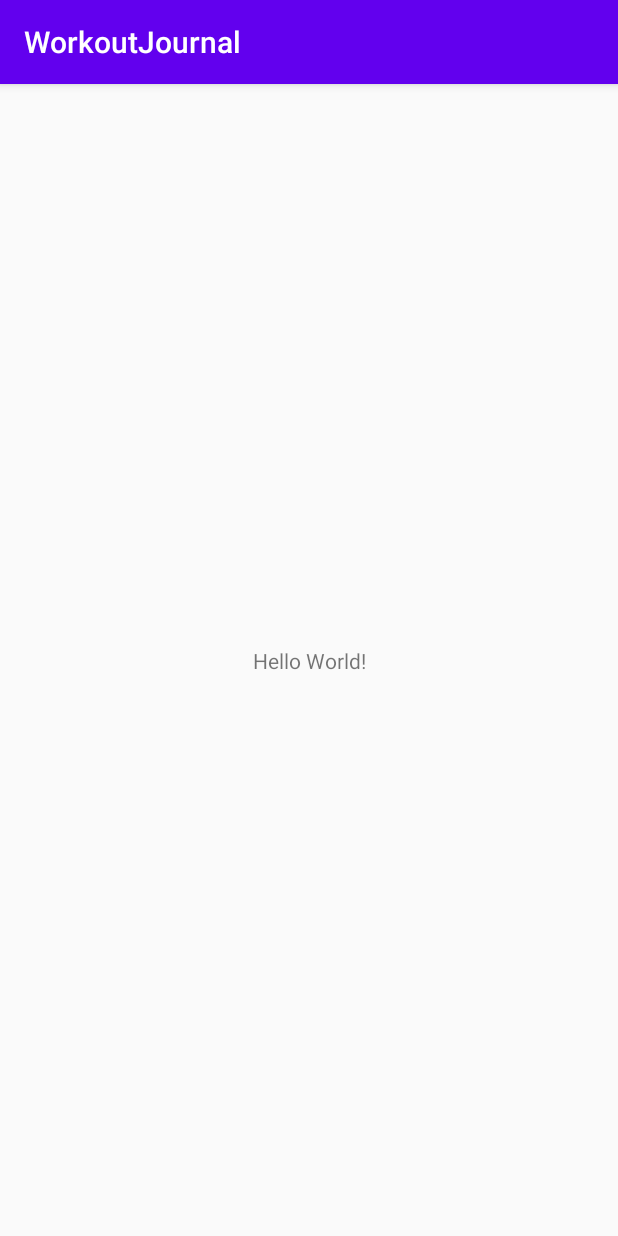
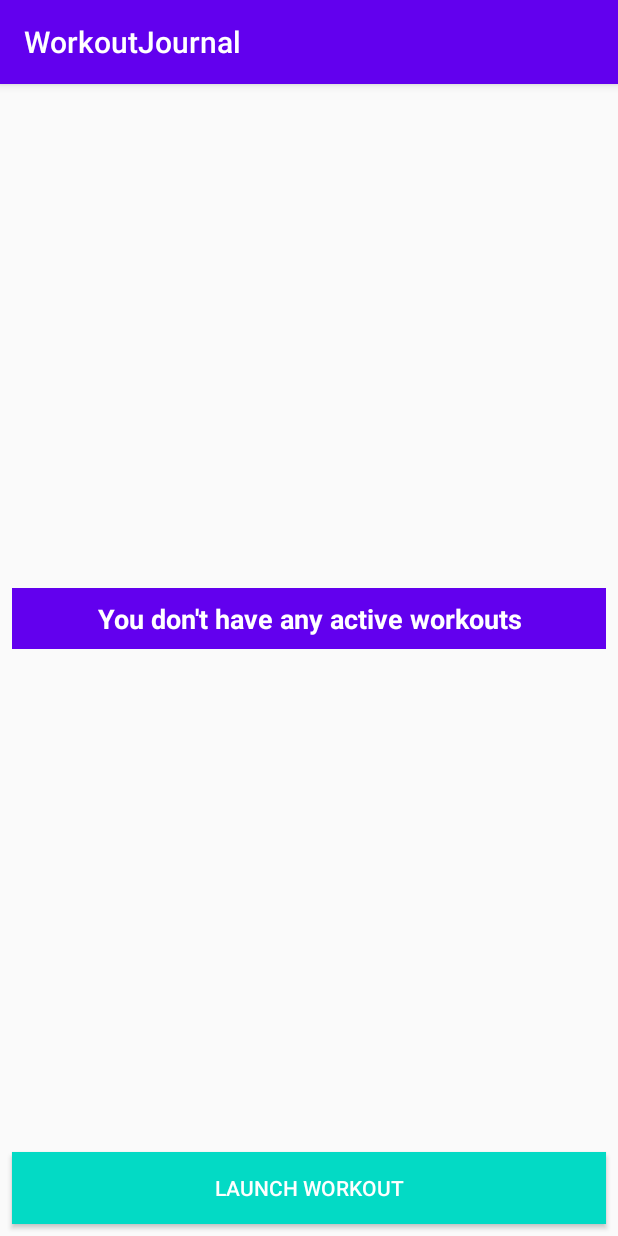
Before and after one commit to sbaadsgaard/WorkoutJournal, an Android app: the screen it shows after launch (MainActivity), on a phone screen of 412 x 824 dp. Run offline under Robolectric (Android 15) with nearby library versions, the phone set to English and light mode, and no system bars.

Commit message:
Add dummy elements to main activity

```diff
--- a/app/src/main/java/com/baaden/myapplication/MainActivity.java
+++ b/app/src/main/java/com/baaden/myapplication/MainActivity.java
@@ -3,6 +3,8 @@ package com.baaden.myapplication;
 import androidx.appcompat.app.AppCompatActivity;
 
 import android.os.Bundle;
+import android.view.View;
+import android.widget.Toast;
 
 public class MainActivity extends AppCompatActivity {
 
@@ -11,4 +13,9 @@ public class MainActivity extends AppCompatActivity {
         super.onCreate(savedInstanceState);
         setContentView(R.layout.activity_main);
     }
+
+    public void launchWorkout(View view) {
+        Toast toast = Toast.makeText(this, "Launched workout", Toast.LENGTH_SHORT);
+        toast.show();
+    }
 }
--- a/app/src/main/res/layout/activity_main.xml
+++ b/app/src/main/res/layout/activity_main.xml
@@ -7,12 +7,35 @@
     tools:context=".MainActivity">
 
     <TextView
-        android:layout_width="wrap_content"
+        android:id="@+id/no_workouts"
+        android:layout_width="0dp"
         android:layout_height="wrap_content"
-        android:text="Hello World!"
-        app:layout_constraintBottom_toBottomOf="parent"
-        app:layout_constraintLeft_toLeftOf="parent"
-        app:layout_constraintRight_toRightOf="parent"
+        android:layout_marginStart="8dp"
+        android:layout_marginEnd="8dp"
+        android:background="@color/colorPrimary"
+        android:text="@string/txt_no_workouts"
+        android:textAlignment="center"
+        android:textColor="@android:color/white"
+        android:textSize="18sp"
+        android:textStyle="bold"
+        android:padding="8dp"
+        app:layout_constraintBottom_toTopOf="@+id/btn_launch"
+        app:layout_constraintEnd_toEndOf="parent"
+        app:layout_constraintStart_toStartOf="parent"
         app:layout_constraintTop_toTopOf="parent" />
 
+    <Button
+        android:id="@+id/btn_launch"
+        android:layout_width="0dp"
+        android:layout_height="wrap_content"
+        android:layout_marginStart="8dp"
+        android:layout_marginEnd="8dp"
+        android:layout_marginBottom="8dp"
+        android:background="@color/colorAccent"
+        android:onClick="launchWorkout"
+        android:text="@string/btn_label_launch"
+        android:textColor="@android:color/white"
+        app:layout_constraintBottom_toBottomOf="parent"
+        app:layout_constraintEnd_toEndOf="parent"
+        app:layout_constraintStart_toStartOf="parent" />
 </androidx.constraintlayout.widget.ConstraintLayout>
--- a/app/src/main/res/values/strings.xml
+++ b/app/src/main/res/values/strings.xml
@@ -1,3 +1,5 @@
 <resources>
     <string name="app_name">WorkoutJournal</string>
+    <string name="txt_no_workouts">You don\'t have any active workouts</string>
+    <string name="btn_label_launch">Launch workout</string>
 </resources>
```
